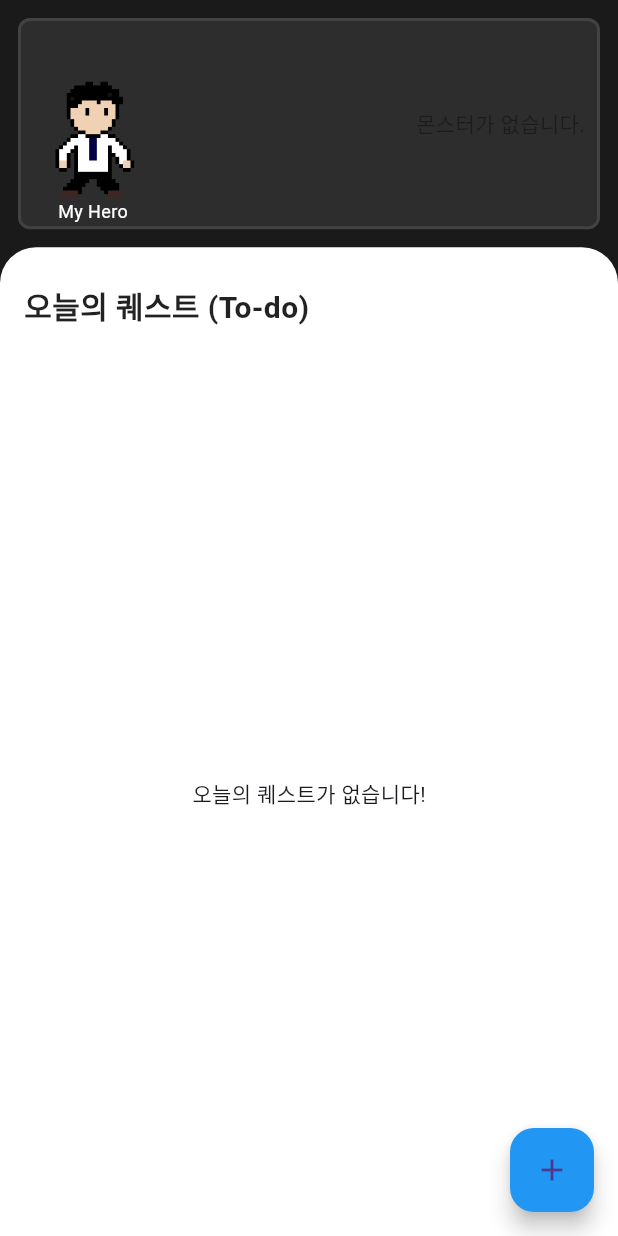
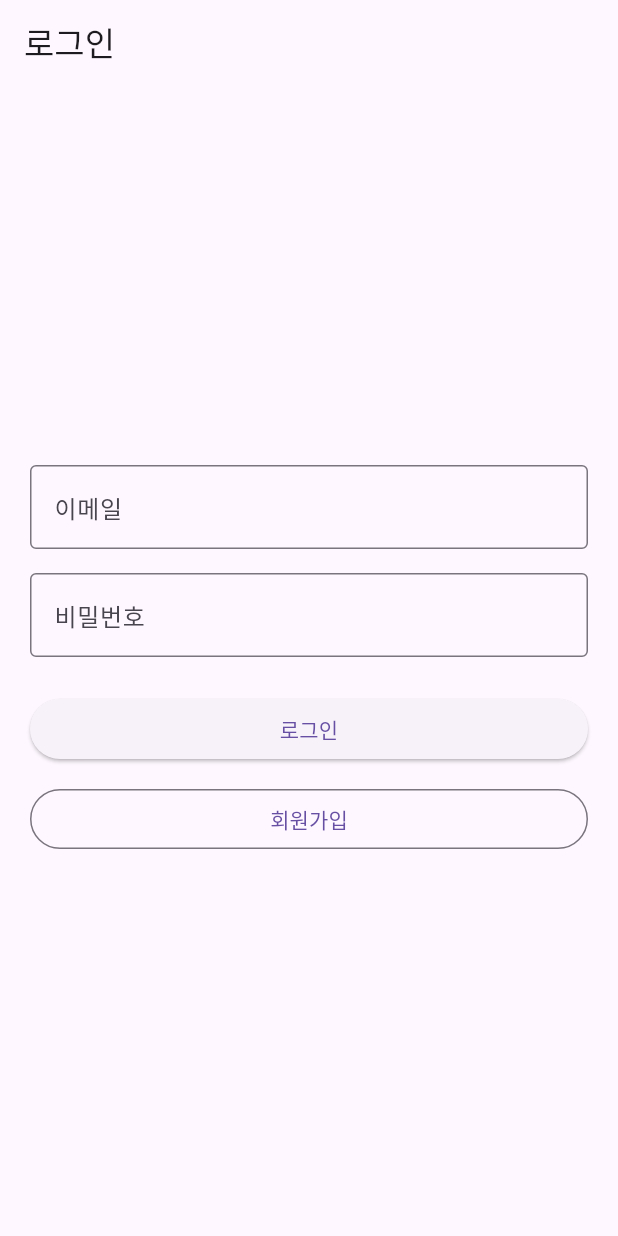
Before and after one commit to AndOne1shot/andone, a Flutter app: the screen it shows after launch, on a phone screen of 412 x 824 dp. Run offline on Flutter 3.47's test engine with Material 3 defaults, Android fonts, the phone set to English and light mode, and no system bars; our stand-ins replace cloud_firestore, firebase_auth, firebase_core, flutter_riverpod; accounts and stored records are empty; generated files the repository leaves out were written again.

Commit message:
로그인, 회원가입 추가

```diff
--- /dev/null
+++ b/lib/login_page/login_page_view.dart
@@ -0,0 +1,109 @@
+import 'package:andone/sign_up_page/sign_up_page_view.dart';
+import 'package:flutter/material.dart';
+import 'package:flutter_riverpod/flutter_riverpod.dart';
+import 'login_page_view_model.dart';
+
+class LoginPageView extends ConsumerWidget {
+  LoginPageView({super.key});
+
+  final emailController = TextEditingController();
+  final passwordController = TextEditingController();
+
+  @override
+  Widget build(BuildContext context, WidgetRef ref) {
+    final isLoading = ref.watch(loginPageViewModelProvider);
+
+    return Scaffold(
+      appBar: AppBar(title: const Text('로그인')),
+      body: Padding(
+        padding: const EdgeInsets.all(20),
+        child: Column(
+          mainAxisAlignment: MainAxisAlignment.center,
+          children: [
+            // 이메일 입력
+            TextField(
+              controller: emailController,
+              decoration: const InputDecoration(
+                labelText: '이메일',
+                border: OutlineInputBorder(),
+              ),
+            ),
+
+            const SizedBox(height: 16),
+
+            // 비밀번호 입력
+            TextField(
+              controller: passwordController,
+              obscureText: true,
+              decoration: const InputDecoration(
+                labelText: '비밀번호',
+                border: OutlineInputBorder(),
+              ),
+            ),
+
+            const SizedBox(height: 24),
+
+            // 로그인 버튼
+            SizedBox(
+              width: double.infinity,
+              child: ElevatedButton(
+                onPressed: isLoading
+                    ? null
+                    : () async {
+                        final email = emailController.text.trim();
+                        final password = passwordController.text.trim();
+
+                        // 최소 검증
+                        if (email.isEmpty || password.isEmpty) {
+                          ScaffoldMessenger.of(context).showSnackBar(
+                            const SnackBar(content: Text('모든 값을 입력해주세요')),
+                          );
+                          return;
+                        }
+
+                        final error = await ref
+                            .read(loginPageViewModelProvider.notifier)
+                            .signIn(email, password);
+
+                        if (error != null) {
+                          ScaffoldMessenger.of(context).showSnackBar(
+                            SnackBar(
+                              content: Text(error),
+                              backgroundColor: Colors.red,
+                            ),
+                          );
+                        }
+                      },
+                child: isLoading
+                    ? const SizedBox(
+                        height: 20,
+                        width: 20,
+                        child: CircularProgressIndicator(strokeWidth: 2),
+                      )
+                    : const Text('로그인'),
+              ),
+            ),
+
+            const SizedBox(height: 12),
+
+            // 회원가입 버튼
+            SizedBox(
+              width: double.infinity,
+              child: OutlinedButton(
+                onPressed: isLoading
+                    ? null
+                    : () {
+                        Navigator.push(
+                          context,
+                          MaterialPageRoute(builder: (_) => SignUpPageView()),
+                        );
+                      },
+                child: const Text('회원가입'),
+              ),
+            ),
+          ],
+        ),
+      ),
+    );
+  }
+}
--- a/lib/main.dart
+++ b/lib/main.dart
@@ -1,3 +1,5 @@
+import 'package:andone/login_page/login_page_view.dart';
+import 'package:firebase_auth/firebase_auth.dart';
 import 'package:flutter/material.dart';
 import 'package:flutter_riverpod/flutter_riverpod.dart';
 import 'main_page/main_page_view.dart';
@@ -30,7 +32,15 @@ class MyApp extends StatelessWidget {
       ],
       supportedLocales: const [Locale('ko', 'KR'), Locale('en', 'US')],
       debugShowCheckedModeBanner: false,
-      home: const MainPageView(),
+      home: StreamBuilder(
+        stream: FirebaseAuth.instance.authStateChanges(),
+        builder: (context, snapshot) {
+          if (snapshot.data != null) {
+            return const MainPageView();
+          }
+          return LoginPageView();
+        },
+      ),
     );
   }
 }
```
Also changed, not shown: lib/auth_service.dart (added, +25 -0 lines), lib/login_page/login_page_view_model.dart (added, +52 -0 lines), lib/main_page/main_page_view.dart (+18 -0 lines), lib/sign_up_page/sign_up_page_view.dart (added, +96 -0 lines), lib/sign_up_page/sign_up_page_view_model.dart (added, +44 -0 lines), pubspec.yaml (+2 -68 lines), pubspec.lock, 7 other files.
